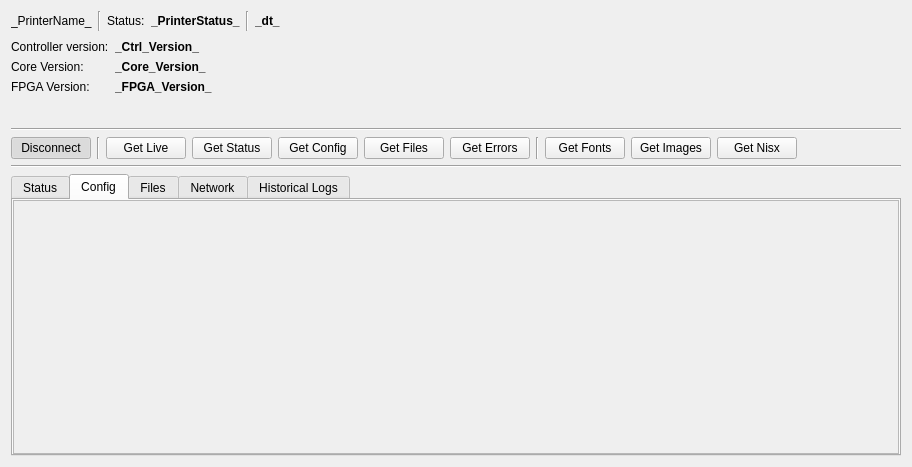
First picture: the form in ui/src/ui/printerview.ui, repository iserramacsa/mcomms, before the edit.
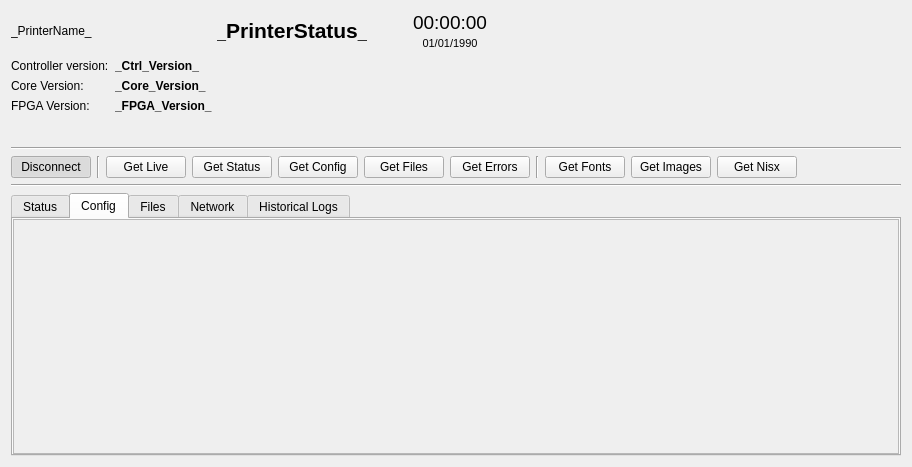
Second picture: the form after the edit.

```diff
--- a/ui/src/ui/printerview.ui
+++ b/ui/src/ui/printerview.ui
@@ -28,56 +28,122 @@
       </property>
       <item>
        <widget class="QLabel" name="lblPrinterName">
+        <property name="minimumSize">
+         <size>
+          <width>200</width>
+          <height>0</height>
+         </size>
+        </property>
+        <property name="maximumSize">
+         <size>
+          <width>200</width>
+          <height>16777215</height>
+         </size>
+        </property>
         <property name="text">
          <string>_PrinterName_</string>
         </property>
        </widget>
       </item>
-      <item>
-       <widget class="Line" name="line_5">
-        <property name="orientation">
-         <enum>Qt::Vertical</enum>
-        </property>
-       </widget>
-      </item>
-      <item>
-       <widget class="QLabel" name="lblStatus">
-        <property name="text">
-         <string>Status:</string>
-        </property>
-       </widget>
-      </item>
       <item>
        <widget class="QLabel" name="lblPrinterStatus">
+        <property name="minimumSize">
+         <size>
+          <width>150</width>
+          <height>0</height>
+         </size>
+        </property>
+        <property name="maximumSize">
+         <size>
+          <width>150</width>
+          <height>16777215</height>
+         </size>
+        </property>
         <property name="font">
          <font>
+          <pointsize>16</pointsize>
           <weight>75</weight>
           <bold>true</bold>
          </font>
         </property>
+        <property name="frameShape">
+         <enum>QFrame::NoFrame</enum>
+        </property>
         <property name="text">
          <string>_PrinterStatus_</string>
         </property>
+        <property name="alignment">
+         <set>Qt::AlignCenter</set>
+        </property>
        </widget>
       </item>
       <item>
-       <widget class="Line" name="line_6">
+       <spacer name="horizontalSpacer_3">
         <property name="orientation">
-         <enum>Qt::Vertical</enum>
+         <enum>Qt::Horizontal</enum>
         </property>
-       </widget>
+        <property name="sizeType">
+         <enum>QSizePolicy::Fixed</enum>
+        </property>
+        <property name="sizeHint" stdset="0">
+         <size>
+          <width>40</width>
+          <height>20</height>
+         </size>
+        </property>
+       </spacer>
       </item>
       <item>
-       <widget class="QLabel" name="lblDatetime">
-        <property name="font">
-         <font>
-          <weight>75</weight>
-          <bold>true</bold>
-         </font>
-        </property>
-        <property name="text">
-         <string>_dt_</string>
-        </property>
+       <widget class="QWidget" name="widget_2" native="true">
+        <layout class="QVBoxLayout" name="verticalLayout_4">
+         <property name="spacing">
+          <number>3</number>
+         </property>
+         <property name="leftMargin">
+          <number>0</number>
+         </property>
+         <property name="topMargin">
+          <number>0</number>
+         </property>
+         <property name="rightMargin">
+          <number>0</number>
+         </property>
+         <property name="bottomMargin">
+          <number>0</number>
+         </property>
+         <item>
+          <widget class="QLabel" name="lblTime">
+           <property name="font">
+            <font>
+             <pointsize>14</pointsize>
+             <weight>50</weight>
+             <bold>false</bold>
+            </font>
+           </property>
+           <property name="text">
+            <string>00:00:00</string>
+           </property>
+           <property name="alignment">
+            <set>Qt::AlignCenter</set>
+           </property>
+          </widget>
+         </item>
+         <item>
+          <widget class="QLabel" name="lblDate">
+           <property name="font">
+            <font>
+             <pointsize>8</pointsize>
+            </font>
+           </property>
+           <property name="text">
+            <string>01/01/1990</string>
+           </property>
+           <property name="alignment">
+            <set>Qt::AlignCenter</set>
+           </property>
+          </widget>
+         </item>
+        </layout>
        </widget>
       </item>
       <item>
@@ -395,7 +461,7 @@
             <x>0</x>
             <y>0</y>
             <width>888</width>
-            <height>258</height>
+            <height>247</height>
            </rect>
           </property>
          </widget>
```
Left out of the diff: 4 changed lines with no effect on the pictures.
